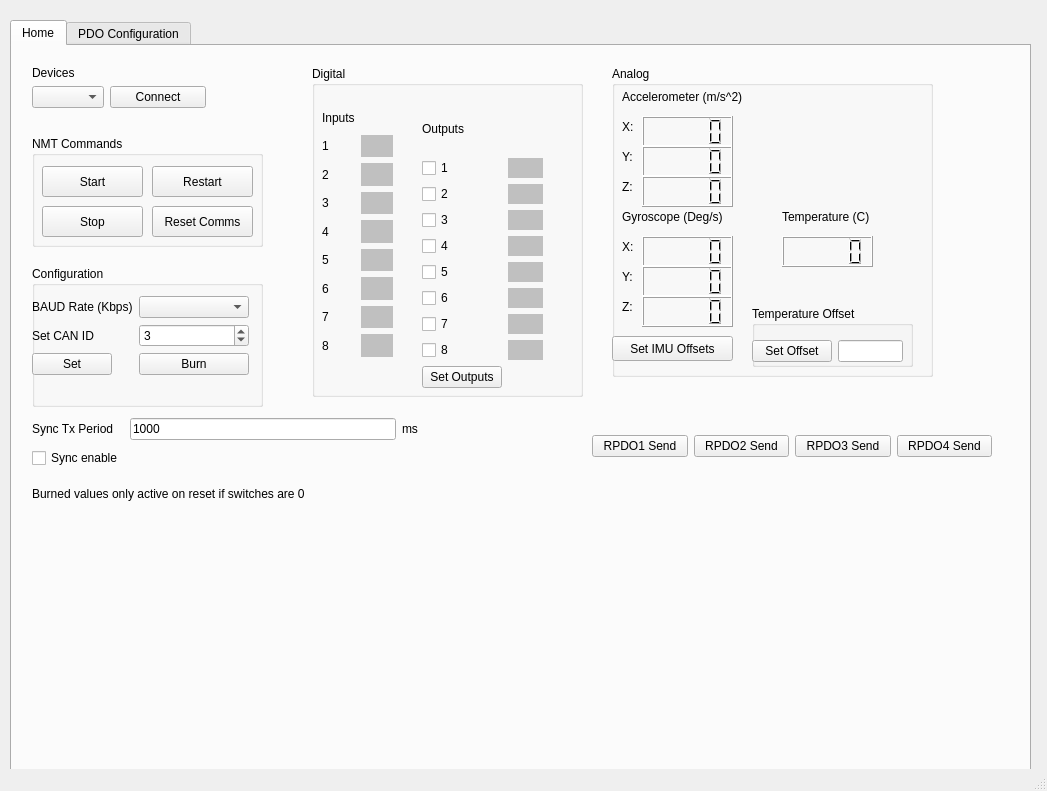
Before: the Qt Designer form Frontend/CAN_IO_GUI.ui in jtoobias/CAN_IO_GUI, drawn with Qt 5.
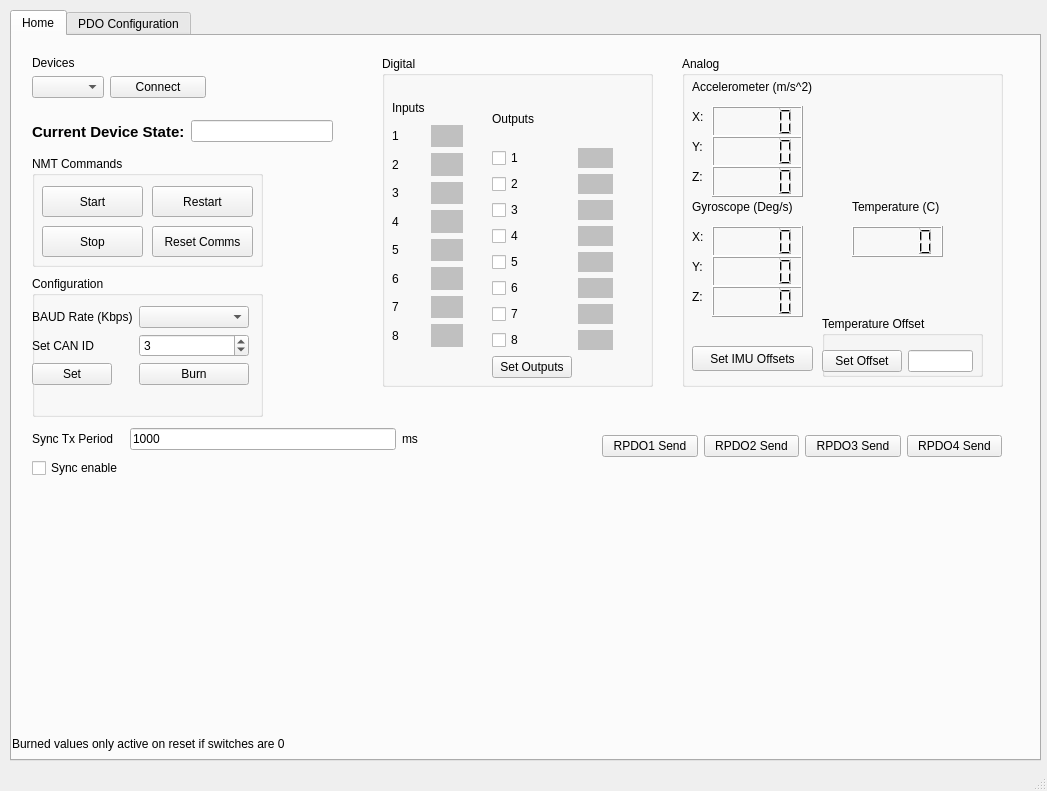
After: the same form once the commit is applied. The open tabs and pages were chosen to show the change.

Commit message: updated gui, progressbar and device state

```diff
--- a/Frontend/CAN_IO_GUI.ui
+++ b/Frontend/CAN_IO_GUI.ui
@@ -21,8 +21,8 @@
     <property name="geometry">
      <rect>
       <x>10</x>
-      <y>20</y>
-      <width>1021</width>
+      <y>10</y>
+      <width>1031</width>
       <height>751</height>
      </rect>
     </property>
@@ -36,8 +36,8 @@
      <widget class="QLabel" name="label_3">
       <property name="geometry">
        <rect>
-        <x>20</x>
-        <y>440</y>
+        <x>0</x>
+        <y>700</y>
         <width>351</width>
         <height>16</height>
        </rect>
@@ -50,7 +50,7 @@
       <property name="geometry">
        <rect>
         <x>20</x>
-        <y>90</y>
+        <y>120</y>
         <width>231</width>
         <height>111</height>
        </rect>
@@ -127,7 +127,7 @@
       <property name="geometry">
        <rect>
         <x>20</x>
-        <y>220</y>
+        <y>240</y>
         <width>231</width>
         <height>141</height>
        </rect>
@@ -205,10 +205,10 @@
      <widget class="QGroupBox" name="groupBox_4">
       <property name="geometry">
        <rect>
-        <x>600</x>
+        <x>670</x>
         <y>20</y>
         <width>321</width>
-        <height>311</height>
+        <height>331</height>
        </rect>
       </property>
       <property name="title">
@@ -381,8 +381,8 @@
       <widget class="QPushButton" name="ButtonIMUOffset">
        <property name="geometry">
         <rect>
-         <x>0</x>
-         <y>270</y>
+         <x>10</x>
+         <y>290</y>
          <width>121</width>
          <height>25</height>
         </rect>
@@ -421,7 +421,7 @@
        <property name="geometry">
         <rect>
          <x>140</x>
-         <y>240</y>
+         <y>260</y>
          <width>161</width>
          <height>61</height>
         </rect>
@@ -460,7 +460,7 @@
      <widget class="QGroupBox" name="groupBox_5">
       <property name="geometry">
        <rect>
-        <x>300</x>
+        <x>370</x>
         <y>20</y>
         <width>271</width>
         <height>331</height>
@@ -823,7 +823,7 @@
       <property name="geometry">
        <rect>
         <x>20</x>
-        <y>370</y>
+        <y>390</y>
         <width>386</width>
         <height>56</height>
        </rect>
@@ -862,8 +862,8 @@
      <widget class="QWidget" name="gridLayoutWidget_12">
       <property name="geometry">
        <rect>
-        <x>580</x>
-        <y>360</y>
+        <x>590</x>
+        <y>370</y>
         <width>400</width>
         <height>80</height>
        </rect>
@@ -899,6 +899,51 @@
        </item>
       </layout>
      </widget>
+     <widget class="QLabel" name="labelCurrentState">
+      <property name="geometry">
+       <rect>
+        <x>150</x>
+        <y>550</y>
+        <width>67</width>
+        <height>17</height>
+       </rect>
+      </property>
+      <property name="text">
+       <string/>
+      </property>
+     </widget>
+     <widget class="QWidget" name="horizontalLayoutWidget_2">
+      <property name="geometry">
+       <rect>
+        <x>20</x>
+        <y>80</y>
+        <width>301</width>
+        <height>31</height>
+       </rect>
+      </property>
+      <layout class="QHBoxLayout" name="horizontalLayout_2">
+       <item>
+        <widget class="QLabel" name="label_18">
+         <property name="font">
+          <font>
+           <pointsize>11</pointsize>
+           <weight>75</weight>
+           <bold>true</bold>
+          </font>
+         </property>
+         <property name="autoFillBackground">
+          <bool>false</bool>
+         </property>
+         <property name="text">
+          <string>Current Device State:</string>
+         </property>
+        </widget>
+       </item>
+       <item>
+        <widget class="QLineEdit" name="lineEditCurrentDeviceState"/>
+       </item>
+      </layout>
+     </widget>
     </widget>
     <widget class="QWidget" name="PDO_Config">
      <attribute name="title">
```
Left out of the diff: 7 changed lines with no effect on the pictures. The commit also changes 4 other files.
